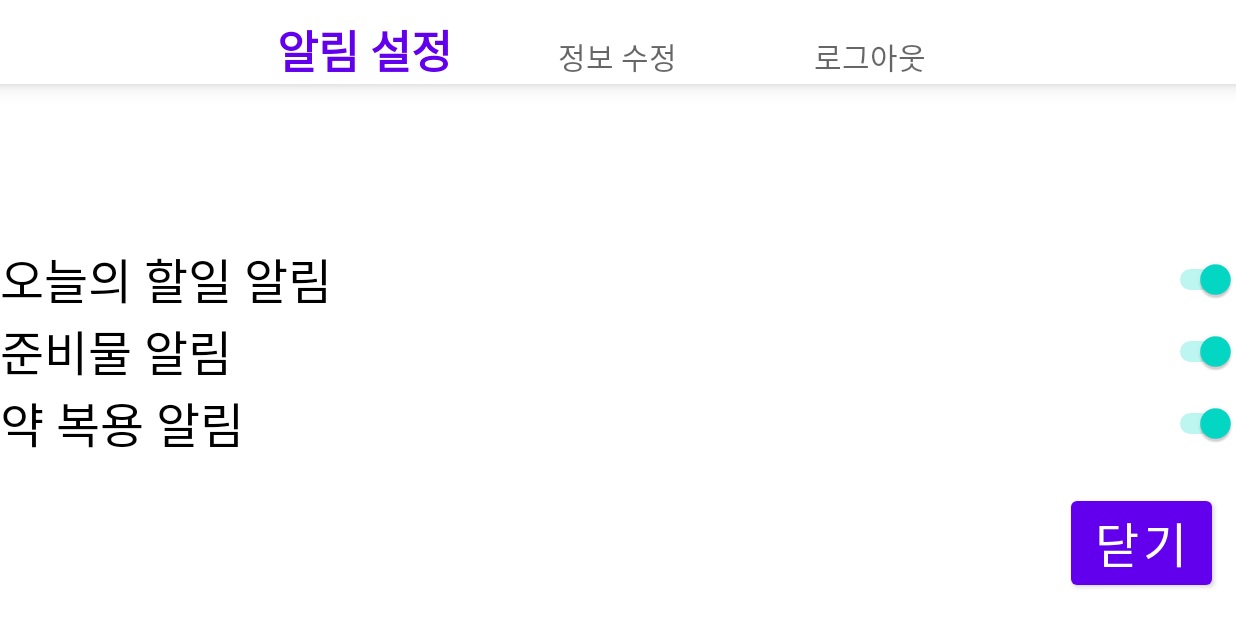
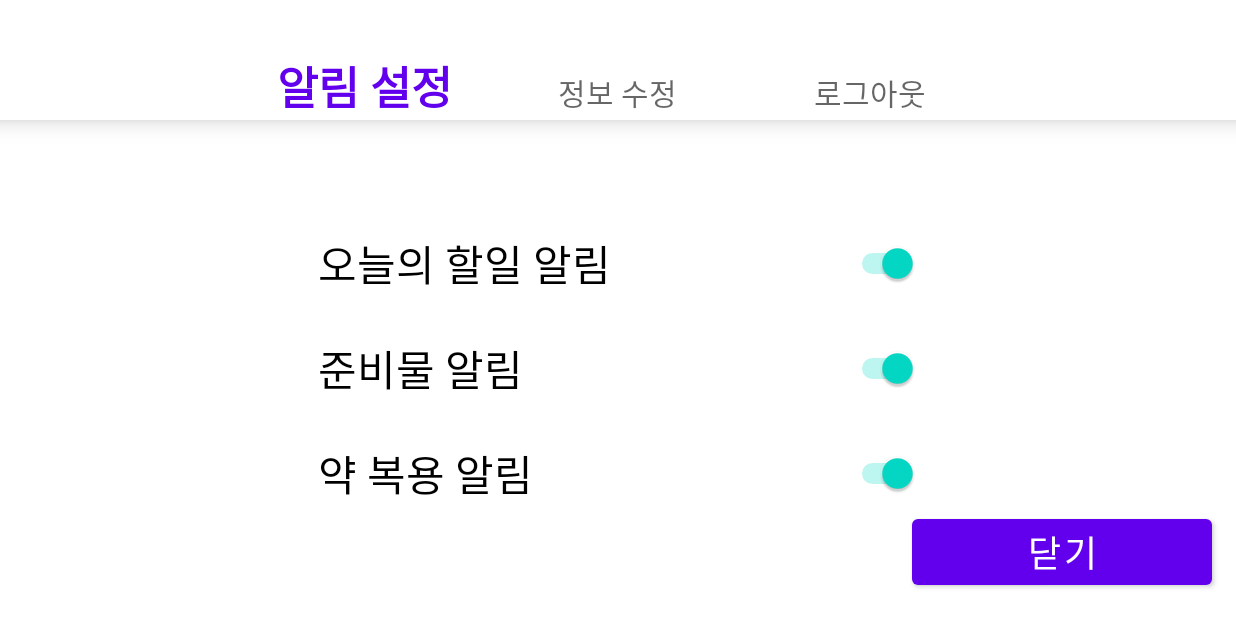
Before and after one commit to pu-ppym/knockknock, an Android app: the AlertSettingsFragment screen opened directly, with no data from a screen before it, on a phone screen of 824 x 412 dp (held sideways). Run offline under Robolectric (Android 15) with nearby library versions, the phone set to English and light mode, and no system bars.

Commit message:
update layout

```diff
--- a/knockknock/app/src/main/java/com/example/knockknock/controller/RetrofitClient.java
+++ b/knockknock/app/src/main/java/com/example/knockknock/controller/RetrofitClient.java
@@ -9,7 +9,7 @@ public class RetrofitClient {
     public static Retrofit getClient() {
         if (retrofit == null) {
             retrofit = new Retrofit.Builder()
-                    .baseUrl("http://192.168.200.101:3000")  // 서버 URL 설정
+                    .baseUrl("http://10.0.2.2:3000")  // 서버 URL 설정
                     .addConverterFactory(GsonConverterFactory.create())  // JSON 변환을 위한 Gson 사용
                     .build();
         }
--- a/knockknock/app/src/main/java/com/example/knockknock/view/MainActivity.java
+++ b/knockknock/app/src/main/java/com/example/knockknock/view/MainActivity.java
@@ -327,8 +327,8 @@ public class MainActivity extends AppCompatActivity {
         } else{
             locationManager.requestLocationUpdates(LocationManager.GPS_PROVIDER,
                     0, 10, locationListener);
-            //locationManager.requestLocationUpdates(LocationManager.NETWORK_PROVIDER,
-            //        0, 10, locationListener);
+            locationManager.requestLocationUpdates(LocationManager.NETWORK_PROVIDER,
+                    0, 10, locationListener);
 
 
         }
--- a/knockknock/app/src/main/res/layout-land/activity_settings.xml
+++ b/knockknock/app/src/main/res/layout-land/activity_settings.xml
@@ -10,13 +10,14 @@
     <com.google.android.material.bottomnavigation.BottomNavigationView
         android:id="@+id/btmNavigation"
         android:layout_width="match_parent"
-        android:layout_height="wrap_content"
+        android:layout_height="80dp"
+        app:elevation="10dp"
+        app:itemTextAppearanceActive="@style/MyTextAppearance.Active"
+        app:itemTextAppearanceInactive="@style/MyTextAppearance"
+        app:layout_constraintEnd_toEndOf="parent"
+        app:layout_constraintStart_toStartOf="parent"
         app:layout_constraintTop_toTopOf="parent"
-        app:layout_constraintEnd_toEndOf="parent"
-    app:layout_constraintStart_toStartOf="parent"
-    app:itemTextAppearanceActive="@style/MyTextAppearance.Active"
-    app:itemTextAppearanceInactive="@style/MyTextAppearance"
-    app:menu="@menu/btn_navi_settings_menu" />
+        app:menu="@menu/btn_navi_settings_menu" />
 
     <FrameLayout
         android:id="@+id/frmMain"
--- a/knockknock/app/src/main/res/layout-land/fragment_alert_settings.xml
+++ b/knockknock/app/src/main/res/layout-land/fragment_alert_settings.xml
@@ -5,42 +5,43 @@
     android:layout_height="match_parent">
 
     <LinearLayout
-        android:layout_width="match_parent"
+        android:layout_width="400sp"
         android:layout_height="wrap_content"
-        android:orientation="vertical"
+        android:layout_centerInParent="true"
         android:gravity="center"
-        android:layout_centerInParent="true"> <!-- 중앙 정렬 -->
+        android:orientation="vertical"> <!-- 중앙 정렬 -->
 
         <Switch
             android:id="@+id/switch_today_task"
             android:layout_width="match_parent"
-            android:layout_height="wrap_content"
+            android:layout_height="70dp"
             android:text="오늘의 할일 알림"
-            android:textSize="32sp" />
+            android:textSize="28sp" />
 
         <Switch
             android:id="@+id/switch_reminder"
             android:layout_width="match_parent"
-            android:layout_height="wrap_content"
+            android:layout_height="70dp"
             android:text="준비물 알림"
-            android:textSize="32sp" />
+            android:textSize="28sp" />
 
         <Switch
             android:id="@+id/switch_medicine"
             android:layout_width="match_parent"
-            android:layout_height="wrap_content"
+            android:layout_height="70dp"
             android:text="약 복용 알림"
-            android:textSize="32sp" />
+            android:textSize="28sp" />
     </LinearLayout>
 
     <Button
         android:id="@+id/btn_close"
-        android:layout_width="wrap_content"
+        android:layout_width="200dp"
         android:layout_height="wrap_content"
         android:layout_alignParentEnd="true"
         android:layout_alignParentBottom="true"
         android:layout_margin="16dp"
+        android:layout_marginEnd="1064dp"
         android:text="닫기"
-        android:textSize="32sp" /> <!-- 오른쪽 아래에 배치 -->
+        android:textSize="24sp" /> <!-- 오른쪽 아래에 배치 -->
 
 </RelativeLayout>
--- a/knockknock/app/src/main/res/layout-land/fragment_logout.xml
+++ b/knockknock/app/src/main/res/layout-land/fragment_logout.xml
@@ -8,11 +8,11 @@
 
     <Button
         android:id="@+id/btnLogout"
-        android:layout_width="wrap_content"
+        android:layout_width="200dp"
         android:layout_height="wrap_content"
         android:layout_gravity="center"
         android:layout_margin="16dp"
         android:padding="16dp"
         android:text="로그아웃"
-        android:textSize="32sp" />
+        android:textSize="28sp" />
 </LinearLayout>
--- a/knockknock/gradle/libs.versions.toml
+++ b/knockknock/gradle/libs.versions.toml
@@ -1,5 +1,5 @@
 [versions]
-agp = "8.6.0"
+agp = "8.7.0"
 junit = "4.13.2"
 junitVersion = "1.2.1"
 espressoCore = "3.6.1"
```
Also changed, not shown: knockknock/app/src/main/res/layout-land/activity_login.xml (+28 -20 lines), knockknock/app/src/main/res/layout-land/activity_register.xml (+33 -31 lines), knockknock/app/src/main/res/layout-land/fragment_edit_info.xml (+32 -2 lines), knockknock/app/src/main/res/layout/dialog_add_schedule.xml (+8 -5 lines), knockknock/app/src/main/res/layout/dialog_medicine_input.xml (+45 -10 lines), knockknock/gradle/wrapper/gradle-wrapper.properties, 1 other file.
